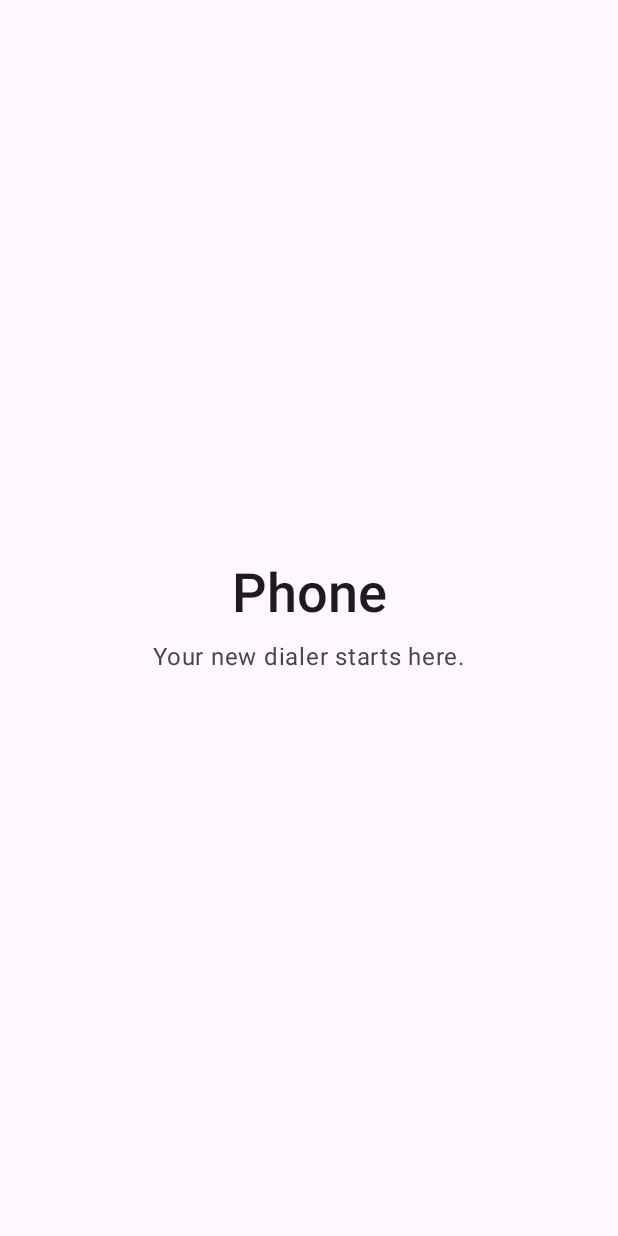
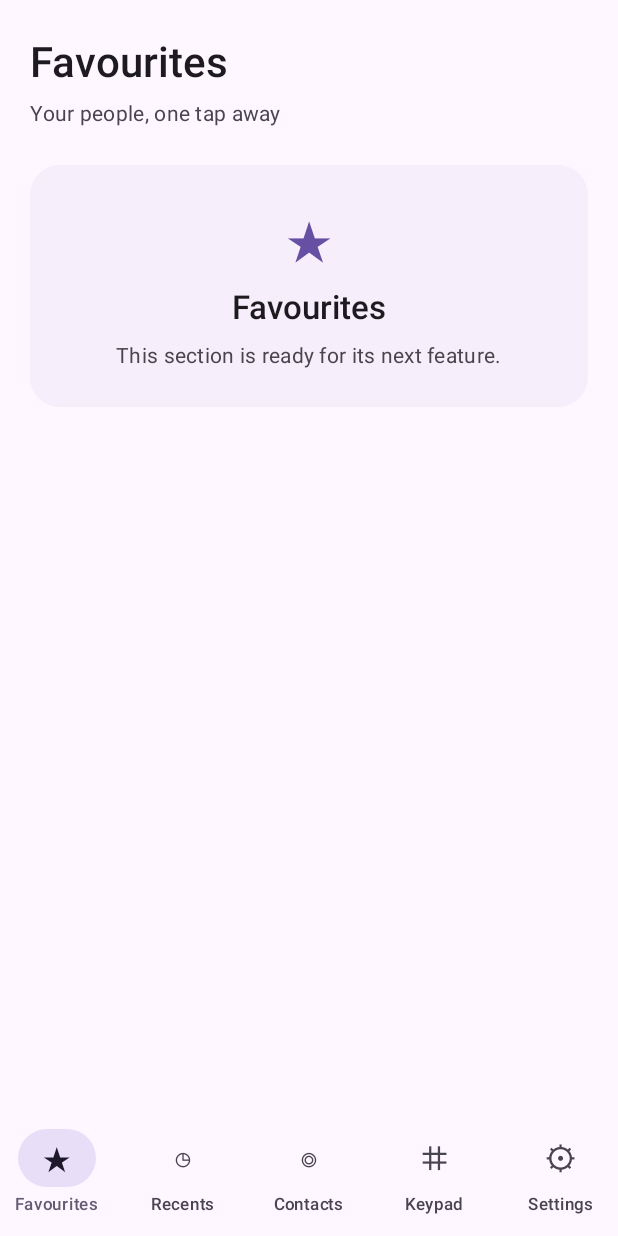
Before and after one commit to addulasaikiran-ops/fluffy-memory, an Android app built with Jetpack Compose: the screen it shows after launch (MainActivity), on a phone screen of 412 x 824 dp. Run offline under Robolectric (Android 15) with nearby library versions, the phone set to English and light mode, and no system bars.

Commit message:
feat(app): add five-destination navigation shell

```diff
--- a/app/src/main/java/com/addulasaikiran/fluffymemory/MainActivity.kt
+++ b/app/src/main/java/com/addulasaikiran/fluffymemory/MainActivity.kt
@@ -5,53 +5,148 @@ import androidx.activity.ComponentActivity
 import androidx.activity.compose.setContent
 import androidx.compose.foundation.layout.Arrangement
 import androidx.compose.foundation.layout.Column
+import androidx.compose.foundation.layout.PaddingValues
+import androidx.compose.foundation.layout.Spacer
 import androidx.compose.foundation.layout.fillMaxSize
+import androidx.compose.foundation.layout.fillMaxWidth
+import androidx.compose.foundation.layout.height
 import androidx.compose.foundation.layout.padding
+import androidx.compose.foundation.shape.RoundedCornerShape
 import androidx.compose.material3.MaterialTheme
+import androidx.compose.material3.NavigationBar
+import androidx.compose.material3.NavigationBarItem
+import androidx.compose.material3.Scaffold
 import androidx.compose.material3.Surface
 import androidx.compose.material3.Text
 import androidx.compose.runtime.Composable
+import androidx.compose.runtime.getValue
+import androidx.compose.runtime.mutableStateOf
+import androidx.compose.runtime.saveable.rememberSaveable
+import androidx.compose.runtime.setValue
 import androidx.compose.ui.Alignment
 import androidx.compose.ui.Modifier
 import androidx.compose.ui.text.font.FontWeight
 import androidx.compose.ui.unit.dp
 import com.addulasaikiran.fluffymemory.ui.theme.DialerTheme
 
+private enum class MainDestination(
+    val title: String,
+    val symbol: String,
+    val subtitle: String
+) {
+    Favourites("Favourites", "★", "Your people, one tap away"),
+    Recents("Recents", "◷", "Your recent calls will appear here"),
+    Contacts("Contacts", "◎", "Find people from your contacts"),
+    Keypad("Keypad", "⌗", "Enter a phone number to get started"),
+    Settings("Settings", "⚙", "Make the dialer feel like yours")
+}
+
 class MainActivity : ComponentActivity() {
     override fun onCreate(savedInstanceState: Bundle?) {
         super.onCreate(savedInstanceState)
         setContent {
             DialerTheme {
-                Surface(
-                    modifier = Modifier.fillMaxSize(),
-                    color = MaterialTheme.colorScheme.background
-                ) {
-                    WelcomeScreen()
-                }
+                PhoneApp()
             }
         }
     }
 }
 
 @Composable
-private fun WelcomeScreen() {
+private fun PhoneApp() {
+    var selectedDestination by rememberSaveable {
+        mutableStateOf(MainDestination.Favourites)
+    }
+
+    Scaffold(
+        modifier = Modifier.fillMaxSize(),
+        containerColor = MaterialTheme.colorScheme.background,
+        bottomBar = {
+            NavigationBar(
+                containerColor = MaterialTheme.colorScheme.surface
+            ) {
+                MainDestination.entries.forEach { destination ->
+                    NavigationBarItem(
+                        selected = selectedDestination == destination,
+                        onClick = { selectedDestination = destination },
+                        icon = {
+                            Text(
+                                text = destination.symbol,
+                                style = MaterialTheme.typography.titleLarge
+                            )
+                        },
+                        label = {
+                            Text(
+                                text = destination.title,
+                                style = MaterialTheme.typography.labelSmall
+                            )
+                        },
+                        alwaysShowLabel = true
+                    )
+                }
+            }
+        }
+    ) { innerPadding ->
+        DestinationScreen(
+            destination = selectedDestination,
+            contentPadding = innerPadding
+        )
+    }
+}
+
+@Composable
+private fun DestinationScreen(
+    destination: MainDestination,
+    contentPadding: PaddingValues
+) {
     Column(
         modifier = Modifier
             .fillMaxSize()
-            .padding(24.dp),
-        horizontalAlignment = Alignment.CenterHorizontally,
-        verticalArrangement = Arrangement.Center
+            .padding(contentPadding)
+            .padding(horizontal = 20.dp, vertical = 24.dp),
+        verticalArrangement = Arrangement.Top
     ) {
         Text(
-            text = "Phone",
-            style = MaterialTheme.typography.displaySmall,
-            fontWeight = FontWeight.SemiBold
+            text = destination.title,
+            style = MaterialTheme.typography.headlineMedium,
+            fontWeight = FontWeight.SemiBold,
+            color = MaterialTheme.colorScheme.onBackground
         )
+        Spacer(modifier = Modifier.height(6.dp))
         Text(
-            text = "Your new dialer starts here.",
-            modifier = Modifier.padding(top = 8.dp),
-            style = MaterialTheme.typography.bodyLarge,
+            text = destination.subtitle,
+            style = MaterialTheme.typography.bodyMedium,
             color = MaterialTheme.colorScheme.onSurfaceVariant
         )
+        Spacer(modifier = Modifier.height(24.dp))
+        Surface(
+            modifier = Modifier.fillMaxWidth(),
+            shape = RoundedCornerShape(20.dp),
+            color = MaterialTheme.colorScheme.surface,
+            tonalElevation = 1.dp
+        ) {
+            Column(
+                modifier = Modifier.padding(24.dp),
+                horizontalAlignment = Alignment.CenterHorizontally,
+                verticalArrangement = Arrangement.spacedBy(8.dp)
+            ) {
+                Text(
+                    text = destination.symbol,
+                    style = MaterialTheme.typography.displaySmall,
+                    color = MaterialTheme.colorScheme.primary
+                )
+                Text(
+                    text = destination.title,
+                    style = MaterialTheme.typography.titleLarge,
+                    fontWeight = FontWeight.SemiBold,
+                    color = MaterialTheme.colorScheme.onSurface
+                )
+                Text(
+                    text = "This section is ready for its next feature.",
+                    style = MaterialTheme.typography.bodyMedium,
+                    color = MaterialTheme.colorScheme.onSurfaceVariant
+                )
+            }
+        }
     }
 }
```
